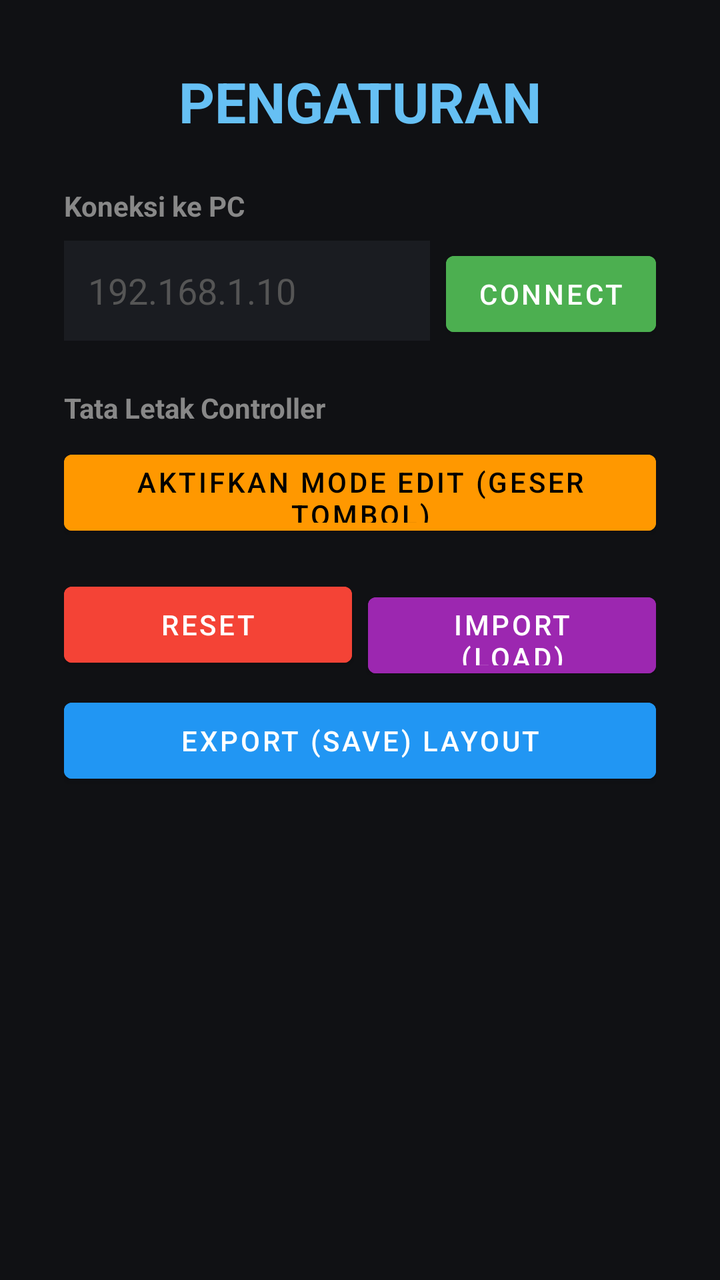
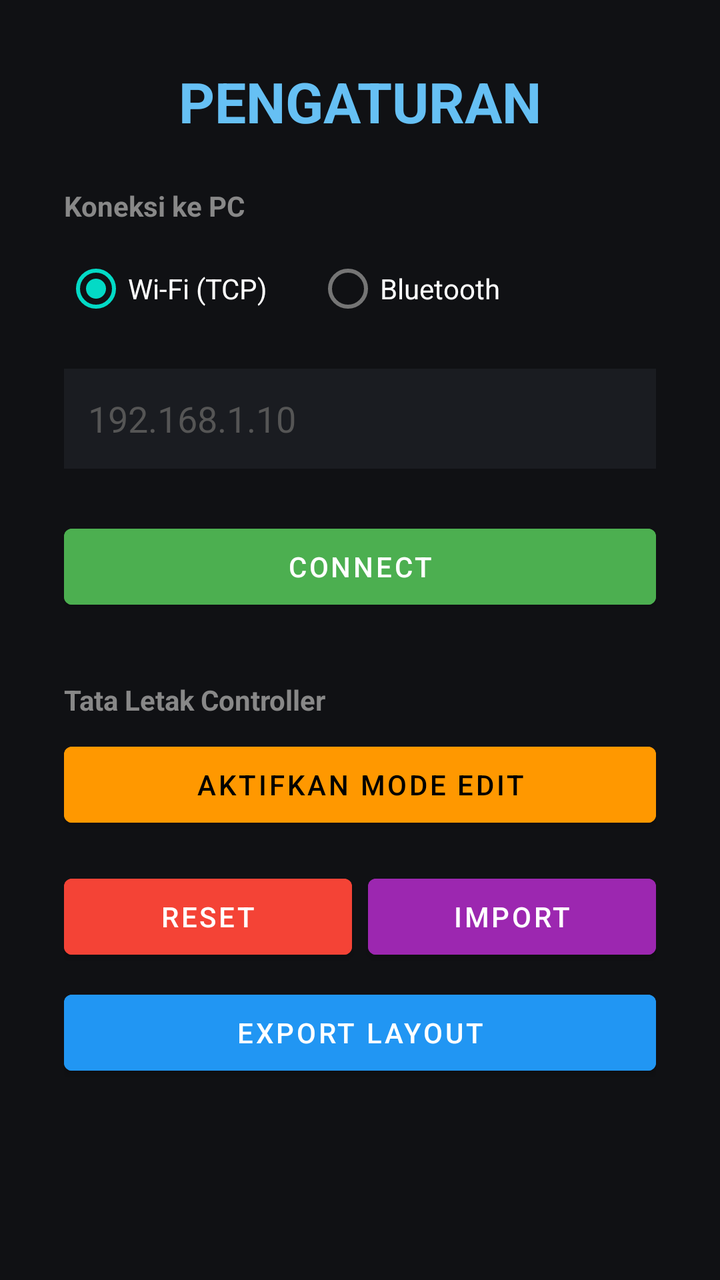

The first picture is an Android layout as it rendered before a commit; the second is the same layout after the commit. The layout source and the unified diff follow.
<!-- AndroidManifest.xml: application theme Theme.MaterialComponents.DayNight.NoActionBar -->
<!-- res/layout/activity_settings.xml -->
<?xml version="1.0" encoding="utf-8"?>

<ScrollView xmlns:android="http://schemas.android.com/apk/res/android"
    android:layout_width="match_parent"
    android:layout_height="match_parent"
    android:background="#101114"
    android:fillViewport="true">

    <LinearLayout
        android:layout_width="match_parent"
        android:layout_height="wrap_content"
        android:orientation="vertical"
        android:padding="32dp"
        android:gravity="center_horizontal">

        <TextView
            android:layout_width="wrap_content"
            android:layout_height="wrap_content"
            android:text="PENGATURAN"
            android:textColor="#66C0F4"
            android:textSize="28sp"
            android:textStyle="bold"
            android:layout_marginBottom="24dp"/>

        
        <TextView android:layout_width="match_parent" android:layout_height="wrap_content" android:text="Koneksi ke PC" android:textColor="#888" android:textStyle="bold" android:layout_marginBottom="8dp"/>
        <LinearLayout android:layout_width="match_parent" android:layout_height="wrap_content" android:orientation="horizontal" android:layout_marginBottom="24dp">
            <EditText
                android:id="@+id/ipInput"
                android:layout_width="0dp"
                android:layout_height="50dp"
                android:layout_weight="1"
                android:hint="192.168.1.10"
                android:textColorHint="#555"
                android:textColor="#FFF"
                android:inputType="text"
                android:background="#1A1C21"
                android:padding="12dp"/>
            <Button
                android:id="@+id/connectBtn"
                android:layout_width="wrap_content"
                android:layout_height="50dp"
                android:text="CONNECT"
                android:layout_marginStart="8dp"
                android:backgroundTint="#4CAF50"
                android:textColor="#FFF"/>
        </LinearLayout>

        
        <TextView android:layout_width="match_parent" android:layout_height="wrap_content" android:text="Tata Letak Controller" android:textColor="#888" android:textStyle="bold" android:layout_marginBottom="8dp"/>
        
        <Button
            android:id="@+id/btnToggleEdit"
            android:layout_width="match_parent"
            android:layout_height="50dp"
            android:text="Aktifkan Mode Edit (Geser Tombol)"
            android:backgroundTint="#FF9800"
            android:textColor="#000"
            android:layout_marginBottom="16dp"/>

        
        <LinearLayout android:layout_width="match_parent" android:layout_height="wrap_content" android:orientation="horizontal" android:layout_marginBottom="8dp">
            <Button
                android:id="@+id/btnResetLayout"
                android:layout_width="0dp"
                android:layout_height="50dp"
                android:layout_weight="1"
                android:text="RESET"
                android:backgroundTint="#F44336"
                android:textColor="#FFF"
                android:layout_marginEnd="4dp"/>
            <Button
                android:id="@+id/btnImportLayout"
                android:layout_width="0dp"
                android:layout_height="50dp"
                android:layout_weight="1"
                android:text="IMPORT (LOAD)"
                android:backgroundTint="#9C27B0"
                android:textColor="#FFF"
                android:layout_marginStart="4dp"/>
        </LinearLayout>

        
        <Button
            android:id="@+id/btnExportLayout"
            android:layout_width="match_parent"
            android:layout_height="50dp"
            android:text="EXPORT (SAVE) LAYOUT"
            android:backgroundTint="#2196F3"
            android:textColor="#FFF"
            android:layout_marginBottom="32dp"/> 

    </LinearLayout>
</ScrollView>
<!-- resources referenced by this layout -->
<resources>

</resources>

<!-- the commit's change to res/layout/activity_settings.xml (unified diff, before → after) -->
@@ -23,8 +23,47 @@
             android:layout_marginBottom="24dp"/>
 
         
-        <TextView android:layout_width="match_parent" android:layout_height="wrap_content" android:text="Koneksi ke PC" android:textColor="#888" android:textStyle="bold" android:layout_marginBottom="8dp"/>
-        <LinearLayout android:layout_width="match_parent" android:layout_height="wrap_content" android:orientation="horizontal" android:layout_marginBottom="24dp">
+        <TextView
+            android:layout_width="match_parent"
+            android:layout_height="wrap_content"
+            android:text="Koneksi ke PC"
+            android:textColor="#888"
+            android:textStyle="bold"
+            android:layout_marginBottom="8dp"/>
+        
+        
+        <RadioGroup
+            android:id="@+id/connectionTypeGroup"
+            android:layout_width="match_parent"
+            android:layout_height="wrap_content"
+            android:orientation="horizontal"
+            android:layout_marginBottom="16dp">
+            
+            <RadioButton
+                android:id="@+id/rbWifi"
+                android:layout_width="wrap_content"
+                android:layout_height="wrap_content"
+                android:text="Wi-Fi (TCP)"
+                android:textColor="#FFF"
+                android:checked="true"
+                android:layout_marginEnd="24dp"/>
+                
+            <RadioButton
+                android:id="@+id/rbBluetooth"
+                android:layout_width="wrap_content"
+                android:layout_height="wrap_content"
+                android:text="Bluetooth"
+                android:textColor="#FFF"/>
+        </RadioGroup>
+
+        
+        <LinearLayout
+            android:id="@+id/wifiLayout"
+            android:layout_width="match_parent"
+            android:layout_height="wrap_content"
+            android:orientation="horizontal"
+            android:layout_marginBottom="24dp">
+            
             <EditText
                 android:id="@+id/ipInput"
                 android:layout_width="0dp"
@@ -36,30 +75,69 @@
                 android:inputType="text"
                 android:background="#1A1C21"
                 android:padding="12dp"/>
+        </LinearLayout>
+
+        
+        <LinearLayout
+            android:id="@+id/btLayout"
+            android:layout_width="match_parent"
+            android:layout_height="wrap_content"
+            android:orientation="horizontal"
+            android:layout_marginBottom="24dp"
+            android:visibility="gone">
+            
+            <Spinner
+                android:id="@+id/btDeviceSpinner"
+                android:layout_width="0dp"
+                android:layout_height="50dp"
+                android:layout_weight="1"
+                android:background="#1A1C21"
+                android:padding="8dp"/>
+                
             <Button
-                android:id="@+id/connectBtn"
+                android:id="@+id/btnRefreshBt"
                 android:layout_width="wrap_content"
                 android:layout_height="50dp"
-                android:text="CONNECT"
+                android:text="Refresh"
                 android:layout_marginStart="8dp"
-                android:backgroundTint="#4CAF50"
+                android:backgroundTint="#2196F3"
                 android:textColor="#FFF"/>
         </LinearLayout>
 
         
-        <TextView android:layout_width="match_parent" android:layout_height="wrap_content" android:text="Tata Letak Controller" android:textColor="#888" android:textStyle="bold" android:layout_marginBottom="8dp"/>
+        <Button
+            android:id="@+id/connectBtn"
+            android:layout_width="match_parent"
+            android:layout_height="50dp"
+            android:text="CONNECT"
+            android:backgroundTint="#4CAF50"
+            android:textColor="#FFF"
+            android:layout_marginBottom="32dp"/>
+
         
+        <TextView
+            android:layout_width="match_parent"
+            android:layout_height="wrap_content"
+            android:text="Tata Letak Controller"
+            android:textColor="#888"
+            android:textStyle="bold"
+            android:layout_marginBottom="8dp"/>
+            
         <Button
             android:id="@+id/btnToggleEdit"
             android:layout_width="match_parent"
             android:layout_height="50dp"
-            android:text="Aktifkan Mode Edit (Geser Tombol)"
+            android:text="Aktifkan Mode Edit"
             android:backgroundTint="#FF9800"
             android:textColor="#000"
             android:layout_marginBottom="16dp"/>
 
-        
-        <LinearLayout android:layout_width="match_parent" android:layout_height="wrap_content" android:orientation="horizontal" android:layout_marginBottom="8dp">
+        <LinearLayout
+            android:layout_width="match_parent"
+            android:layout_height="wrap_content"
+            android:orientation="horizontal"
+            android:layout_marginBottom="8dp">
+            
             <Button
                 android:id="@+id/btnResetLayout"
                 android:layout_width="0dp"
@@ -69,26 +147,25 @@
                 android:backgroundTint="#F44336"
                 android:textColor="#FFF"
                 android:layout_marginEnd="4dp"/>
+                
             <Button
                 android:id="@+id/btnImportLayout"
                 android:layout_width="0dp"
                 android:layout_height="50dp"
                 android:layout_weight="1"
-                android:text="IMPORT (LOAD)"
+                android:text="IMPORT"
                 android:backgroundTint="#9C27B0"
                 android:textColor="#FFF"
                 android:layout_marginStart="4dp"/>
         </LinearLayout>
 
-        
         <Button
             android:id="@+id/btnExportLayout"
             android:layout_width="match_parent"
             android:layout_height="50dp"
-            android:text="EXPORT (SAVE) LAYOUT"
+            android:text="EXPORT LAYOUT"
             android:backgroundTint="#2196F3"
             android:textColor="#FFF"
-            android:layout_marginBottom="32dp"/> 
-
+            android:layout_marginBottom="32dp"/>
     </LinearLayout>
 </ScrollView>
